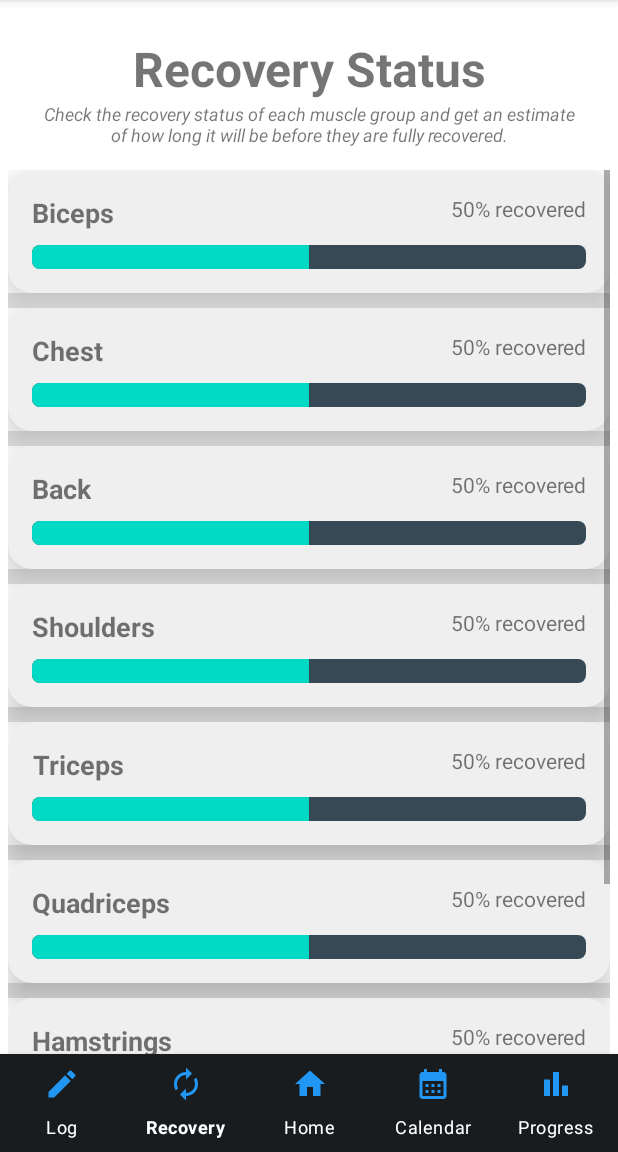
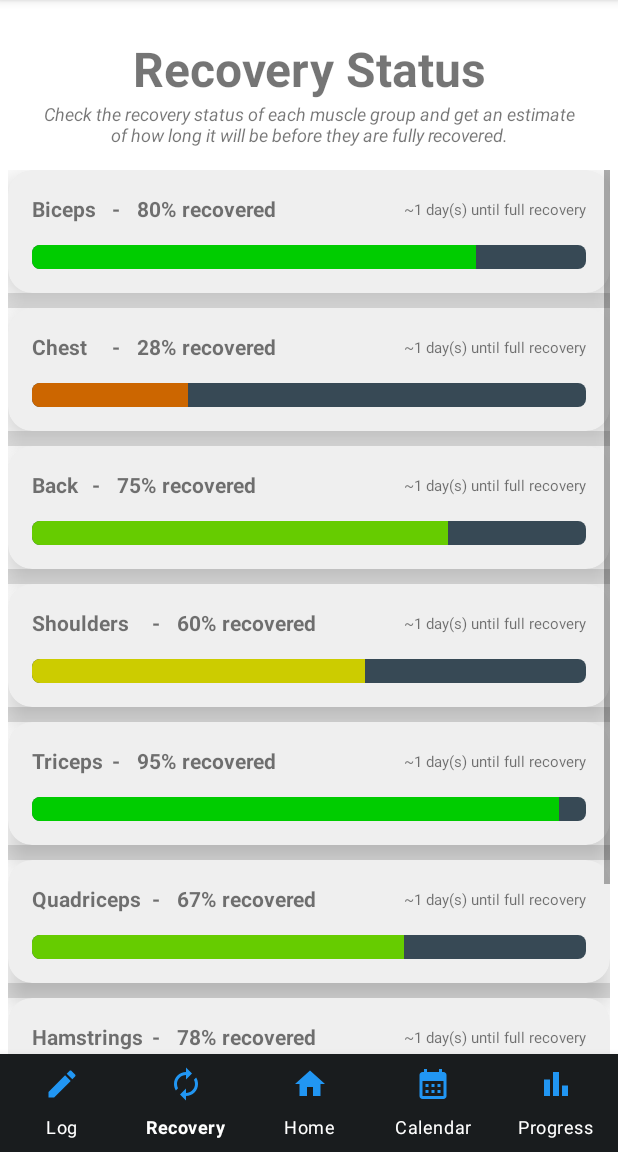
Before and after one commit to Liam-boston/ActiveSync, an Android app: the screen it shows after launch (MainActivity), item 2 of the bottom bar chosen, on a phone screen of 412 x 824 dp, the part 84-1236 px from its top. Run offline under Robolectric (Android 15) with nearby library versions, the phone set to English and light mode, and no system bars; our stand-ins replace Room's generated code; libraries missing offline, so code that uses them is left out: androidx.test.core.

Commit message:
updated progress bar with colors (red/yellow/orange/green)

```diff
--- a/app/src/main/java/edu/psu/sweng888/activesync/adapters/RecoveryStatusAdapter.java
+++ b/app/src/main/java/edu/psu/sweng888/activesync/adapters/RecoveryStatusAdapter.java
@@ -1,6 +1,8 @@
 package edu.psu.sweng888.activesync.adapters;
 
 import android.content.Context;
+import android.content.res.ColorStateList;
+import android.graphics.Color;
 import android.view.LayoutInflater;
 import android.view.View;
 import android.view.ViewGroup;
@@ -15,8 +17,9 @@ import edu.psu.sweng888.activesync.dataAccessLayer.models.MuscleGroup;
 
 public class RecoveryStatusAdapter extends ArrayAdapter<MuscleGroup> {
     private LayoutInflater inflater;
-    private TextView muscleGroupName, recoveryStatus;
+    private TextView recoveryStatus, estimatedRecovery;
     private ProgressBar recoveryBar;
+    private Integer recStatus;
 
     public RecoveryStatusAdapter(Context context, List<MuscleGroup> muscleGroupList) {
         super(context, 0, muscleGroupList);
@@ -30,31 +33,28 @@ public class RecoveryStatusAdapter extends ArrayAdapter<MuscleGroup> {
             view = inflater.inflate(R.layout.recovery_status_list_item, parent, false);
         }
 
-        MuscleGroup muscleGroup =  getItem(position);
+        MuscleGroup muscleGroup = getItem(position);
 
-        muscleGroupName = view.findViewById(R.id.muscleGroupName);
+        // initialize UI elements
         recoveryStatus = view.findViewById(R.id.recoveryStatus);
+        estimatedRecovery = view.findViewById(R.id.estimatedRecovery);
         recoveryBar = view.findViewById(R.id.recoveryBar);
 
-        // display MuscleGroup values
+        // calculate recovery status
         assert muscleGroup != null;
-        muscleGroupName.setText(muscleGroup.getName());
+        recStatus = calculateRecoveryStatus(muscleGroup);
 
-        // calculate recovery status
-        Integer status = calculateRecoveryStatus(muscleGroup.getRecoveryRate());
+        // display recoveryStatus
+        String percentRecovered = muscleGroup.getName() + " \t-\t " + recStatus + "% recovered";
+        recoveryStatus.setText(percentRecovered);
 
-        // display recovery status
-        String recoveryPercentage = status + "% recovered";
-        recoveryStatus.setText(recoveryPercentage);
+        // display estimatedRecovery
+        String estimate = "~" + calculateRecoveryTime(muscleGroup) + " day(s) until full recovery";
+        estimatedRecovery.setText(estimate);
 
-        /* TODO: Change progress bar color based on recovery status
-            < 10% = red
-            < 25% = orange
-            < 50% = yellow
-            < 75% = light green
-            < 100% = green
-        */
-        recoveryBar.setProgress(status);
+        // display recoveryBar
+        recoveryBar.setProgress(recStatus);
+        adjustProgressBarColors(recStatus);
 
         return view;
     }
@@ -68,11 +68,58 @@ public class RecoveryStatusAdapter extends ArrayAdapter<MuscleGroup> {
      * the recovery status of that muscle group would be 22%. The muscle group recovers 6% each day and
      * after 2 days of rest, the muscle group would be 12% more recovered than after the last workout.
      *
-     * @param rate
-     * @return Integer recoveryStatus
+     * @param muscleGroup
+     * @return Integer recoveryStatus (whole percentage)
      */
-    private Integer calculateRecoveryStatus(double rate) {
+    private Integer calculateRecoveryStatus(MuscleGroup muscleGroup) {
         // TODO: implement calculateRecoveryStatus()
-        return 50;
+        return (int) (Math.random() * 100) + 1;
+    }
+
+    /**
+     * With a muscle groups recovery rate (the rate at which it recovers from fatigue when not worked)
+     * and the time elapsed since the muscle group was last worked, this method returns the estimated
+     * number of days until the muscle group is fully recovered
+     *
+     * Example: If a muscle group is 90% fatigued after a workout 2 days ago with a recovery rate of 0.06,
+     * the estimated recovery time would be ~13 days. The muscle group recovers 6% each day and after 2 days
+     * of rest, the muscle group would be 22% recovered. With a recovery rate of 6%, it would take an additional
+     * 13 days until that muscle group was fully recovered.
+     *
+     * @param muscleGroup
+     * @return Integer recoveryTime (in days)
+     */
+    private Integer calculateRecoveryTime(MuscleGroup muscleGroup) {
+        // TODO: implement calculateRecoveryTime()
+        return 1;
+    }
+
+    /**
+     * Adjust the color of each progress bar based on the calculated recovery status for that muscle group:
+     * <10 = red
+     * <30 = orange
+     * <60 = yellow
+     * <75 = light green
+     * <100 = green
+     *
+     * @param recoveryStatus
+     */
+    private void adjustProgressBarColors(Integer recoveryStatus) {
+        if (recoveryStatus <= 10) {
+            // Red
+            recoveryBar.setProgressTintList(ColorStateList.valueOf(Color.rgb(204, 0, 0)));
+        } else if (recoveryStatus <= 30) {
+            // Orange
+            recoveryBar.setProgressTintList(ColorStateList.valueOf(Color.rgb(204, 102, 0)));
+        } else if (recoveryStatus <= 60) {
+            // Yellow
+            recoveryBar.setProgressTintList(ColorStateList.valueOf(Color.rgb(204, 204, 0)));
+        } else if (recoveryStatus <= 75) {
+            // Light green
+            recoveryBar.setProgressTintList(ColorStateList.valueOf(Color.rgb(102, 204, 0)));
+        } else if (recoveryStatus <= 100) {
+            // Green
+            recoveryBar.setProgressTintList(ColorStateList.valueOf(Color.rgb(0, 204, 0)));
+        }
     }
 }
--- a/app/src/main/res/layout/recovery_status_list_item.xml
+++ b/app/src/main/res/layout/recovery_status_list_item.xml
@@ -16,21 +16,21 @@
         android:orientation="vertical">
 
         <TextView
-            android:id="@+id/muscleGroupName"
+            android:id="@+id/recoveryStatus"
             android:layout_width="wrap_content"
             android:layout_height="wrap_content"
             android:layout_alignParentStart="true"
             android:textAlignment="center"
-            android:textSize="18sp"
+            android:textSize="14sp"
             android:textStyle="bold" />
 
         <TextView
-            android:id="@+id/recoveryStatus"
+            android:id="@+id/estimatedRecovery"
             android:layout_width="wrap_content"
             android:layout_height="wrap_content"
+            android:layout_marginTop="3dp"
             android:layout_alignParentEnd="true"
-            android:textAlignment="center"
-            android:textSize="14sp" />
+            android:textSize="10sp" />
 
         <ProgressBar
             android:id="@+id/recoveryBar"
```
